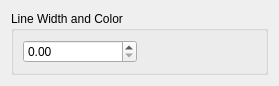
qgis/QGIS, file src/ui/mesh/qgsmeshrenderermeshsettingswidgetbase.ui: the form before one commit.
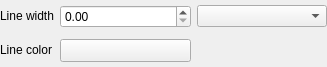
The form after the commit. Custom widgets are drawn as their Qt base class.

Diff of the .ui file:
```diff
--- a/src/ui/mesh/qgsmeshrenderermeshsettingswidgetbase.ui
+++ b/src/ui/mesh/qgsmeshrenderermeshsettingswidgetbase.ui
@@ -6,12 +6,12 @@
    <rect>
     <x>0</x>
     <y>0</y>
-    <width>279</width>
-    <height>84</height>
+    <width>327</width>
+    <height>67</height>
    </rect>
   </property>
   <property name="sizePolicy">
-   <sizepolicy hsizetype="Preferred" vsizetype="Minimum">
+   <sizepolicy hsizetype="Preferred" vsizetype="Fixed">
     <horstretch>0</horstretch>
     <verstretch>0</verstretch>
    </sizepolicy>
@@ -19,40 +19,66 @@
   <property name="windowTitle">
    <string>Form</string>
   </property>
-  <layout class="QHBoxLayout" name="horizontalLayout_2">
-   <item>
-    <widget class="QGroupBox" name="groupBox">
-     <property name="sizePolicy">
-      <sizepolicy hsizetype="Preferred" vsizetype="Minimum">
-       <horstretch>0</horstretch>
-       <verstretch>0</verstretch>
-      </sizepolicy>
-     </property>
-     <property name="title">
-      <string>Line Width and Color</string>
-     </property>
-     <layout class="QHBoxLayout" name="horizontalLayout">
-      <item>
+  <layout class="QGridLayout" name="gridLayout_2">
+   <property name="leftMargin">
+    <number>0</number>
+   </property>
+   <property name="topMargin">
+    <number>0</number>
+   </property>
+   <property name="rightMargin">
+    <number>0</number>
+   </property>
+   <property name="bottomMargin">
+    <number>0</number>
+   </property>
+   <item row="0" column="2">
+    <widget class="QgsUnitSelectionWidget" name="mLineUnitsComboBox"/>
+   </item>
+   <item row="0" column="1">
        <widget class="QgsDoubleSpinBox" name="mLineWidthSpinBox">
         <property name="sizePolicy">
-         <sizepolicy hsizetype="Preferred" vsizetype="Minimum">
+      <sizepolicy hsizetype="Preferred" vsizetype="Fixed">
           <horstretch>0</horstretch>
           <verstretch>0</verstretch>
          </sizepolicy>
         </property>
        </widget>
       </item>
-      <item>
+   <item row="1" column="1">
        <widget class="QgsColorButton" name="mColorWidget">
         <property name="sizePolicy">
-         <sizepolicy hsizetype="Preferred" vsizetype="Minimum">
+      <sizepolicy hsizetype="Preferred" vsizetype="Fixed">
           <horstretch>0</horstretch>
           <verstretch>0</verstretch>
          </sizepolicy>
         </property>
        </widget>
       </item>
-     </layout>
+   <item row="0" column="0">
+    <widget class="QLabel" name="mLineWidthLabel">
+     <property name="sizePolicy">
+      <sizepolicy hsizetype="Fixed" vsizetype="Fixed">
+       <horstretch>0</horstretch>
+       <verstretch>0</verstretch>
+      </sizepolicy>
+     </property>
+     <property name="text">
+      <string>Line width</string>
+     </property>
+    </widget>
+   </item>
+   <item row="1" column="0">
+    <widget class="QLabel" name="label_2">
+     <property name="sizePolicy">
+      <sizepolicy hsizetype="Fixed" vsizetype="Fixed">
+       <horstretch>0</horstretch>
+       <verstretch>0</verstretch>
+      </sizepolicy>
+     </property>
+     <property name="text">
+      <string>Line color</string>
+     </property>
     </widget>
    </item>
   </layout>
@@ -65,10 +91,16 @@
   </customwidget>
   <customwidget>
    <class>QgsColorButton</class>
-   <extends>QFrame</extends>
+   <extends>QToolButton</extends>
    <header>qgscolorbutton.h</header>
    <container>1</container>
   </customwidget>
+  <customwidget>
+   <class>QgsUnitSelectionWidget</class>
+   <extends>QComboBox</extends>
+   <header>qgsunitselectionwidget.h</header>
+   <container>1</container>
+  </customwidget>
  </customwidgets>
  <resources/>
  <connections/>
```
Left out of the diff: 7 changed lines with no effect on the pictures. Lines whose indentation alone changed are shown as unchanged.
